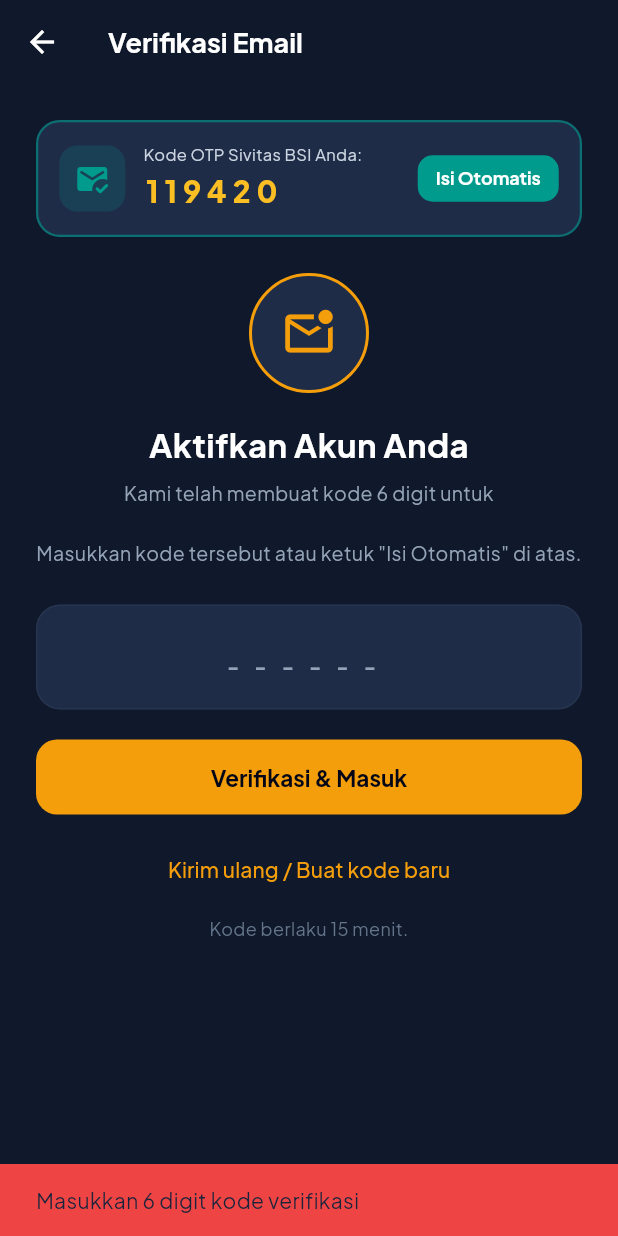
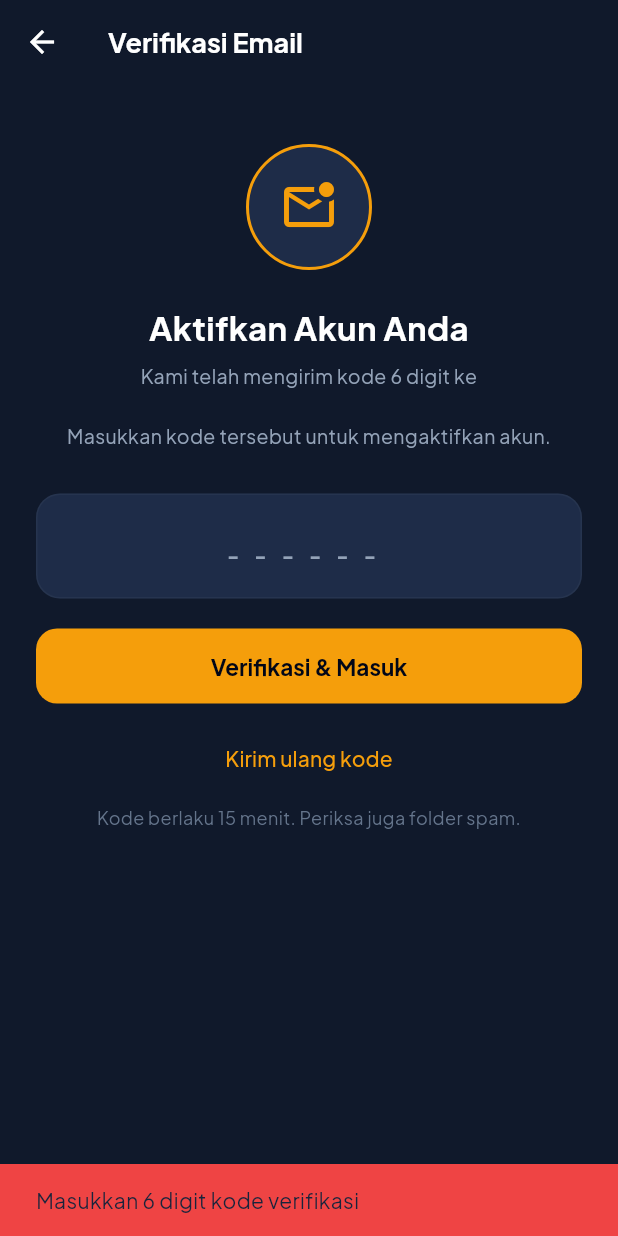
Before and after one commit to MunnaK17/findit-mobile, a Flutter app: the VerifyEmailView screen opened directly with empty values, after a tap on "Verifikasi & Masuk", on a phone screen of 412 x 824 dp. Run offline on Flutter 3.47's test engine with Material 3 defaults, Android fonts, the phone set to English and light mode, and no system bars; our stand-ins replace google_fonts, image_picker, shared_preferences, supabase_flutter; accounts and stored records are empty.

Commit message:
fix(mobile): restore clean email OTP verification view without dummy banner

```diff
--- a/lib/views/auth/verify_email_view.dart
+++ b/lib/views/auth/verify_email_view.dart
@@ -1,7 +1,6 @@
 import 'package:flutter/material.dart';
 import '../../core/constants/colors.dart';
 import '../../services/auth_service.dart';
-import '../../services/supabase_service.dart';
 import '../main_navigation_view.dart';
 
 class VerifyEmailView extends StatefulWidget {
@@ -17,13 +16,6 @@ class _VerifyEmailViewState extends State<VerifyEmailView> {
   final _codeController = TextEditingController();
   bool _isLoading = false;
   int _cooldown = 0;
-  late String _activeOtp;
-
-  @override
-  void initState() {
-    super.initState();
-    _activeOtp = SupabaseService.getOrCreateOtp(widget.email);
-  }
 
   @override
   void dispose() {
@@ -57,25 +49,16 @@ class _VerifyEmailViewState extends State<VerifyEmailView> {
     if (_cooldown > 0) return;
     final ok = await AuthService.resendVerification(widget.email);
     if (!mounted) return;
-    setState(() {
-      _activeOtp = SupabaseService.getOrCreateOtp(widget.email);
-    });
     _snack(
-      ok ? 'Kode OTP baru Anda: $_activeOtp' : 'Gagal mengirim ulang kode',
+      ok ? 'Kode baru telah dikirim ke ${widget.email}' : 'Gagal mengirim ulang kode',
       ok ? AppColors.success : AppColors.danger,
     );
     if (!ok) return;
-    setState(() => _cooldown = 30);
+    setState(() => _cooldown = 60);
     while (mounted && _cooldown > 0) {
       await Future.delayed(const Duration(seconds: 1));
       if (mounted) setState(() => _cooldown--);
     }
-  }
-
-  void _autoFillOtp() {
-    setState(() {
-      _codeController.text = _activeOtp;
-    });
   }
 
   void _snack(String msg, Color color) {
@@ -99,77 +82,21 @@ class _VerifyEmailViewState extends State<VerifyEmailView> {
           child: Column(
             crossAxisAlignment: CrossAxisAlignment.stretch,
             children: [
-              // Banner Kode OTP Instan (Solusi Tanpa SMTP Eksternal)
-              Container(
-                padding: const EdgeInsets.all(14),
-                decoration: BoxDecoration(
-                  color: AppColors.cardBgLight,
-                  borderRadius: BorderRadius.circular(16),
-                  border: Border.all(color: AppColors.bsiTeal.withValues(alpha: 0.6), width: 1.5),
-                ),
-                child: Row(
-                  children: [
-                    Container(
-                      padding: const EdgeInsets.all(10),
-                      decoration: BoxDecoration(
-                        color: AppColors.bsiTeal.withValues(alpha: 0.18),
-                        borderRadius: BorderRadius.circular(12),
-                      ),
-                      child: const Icon(Icons.mark_email_read_rounded, color: AppColors.bsiTeal, size: 24),
-                    ),
-                    const SizedBox(width: 12),
-                    Expanded(
-                      child: Column(
-                        crossAxisAlignment: CrossAxisAlignment.start,
-                        children: [
-                          const Text(
-                            'Kode OTP Sivitas BSI Anda:',
-                            style: TextStyle(fontSize: 11, color: AppColors.slate300),
-                          ),
-                          const SizedBox(height: 2),
-                          Text(
-                            _activeOtp,
-                            style: const TextStyle(
-                              fontSize: 20,
-                              fontWeight: FontWeight.w900,
-                              color: AppColors.accentAmberLight,
-                              letterSpacing: 4,
-                            ),
-                          ),
-                        ],
-                      ),
-                    ),
-                    ElevatedButton(
-                      onPressed: _autoFillOtp,
-                      style: ElevatedButton.styleFrom(
-                        backgroundColor: AppColors.bsiTeal,
-                        foregroundColor: Colors.white,
-                        padding: const EdgeInsets.symmetric(horizontal: 12, vertical: 8),
-                        minimumSize: Size.zero,
-                        tapTargetSize: MaterialTapTargetSize.shrinkWrap,
-                        shape: RoundedRectangleBorder(borderRadius: BorderRadius.circular(10)),
-                      ),
-                      child: const Text('Isi Otomatis', style: TextStyle(fontSize: 12, fontWeight: FontWeight.bold)),
-                    ),
-                  ],
-                ),
-              ),
-
-              const SizedBox(height: 24),
+              const SizedBox(height: 16),
               Center(
                 child: Container(
-                  width: 80,
-                  height: 80,
+                  width: 84,
+                  height: 84,
                   decoration: BoxDecoration(
                     color: AppColors.cardBgLight,
                     shape: BoxShape.circle,
                     border: Border.all(color: AppColors.accentAmber, width: 2),
                   ),
                   child: const Icon(Icons.mark_email_unread_outlined,
-                      size: 38, color: AppColors.accentAmber),
+                      size: 40, color: AppColors.accentAmber),
                 ),
               ),
-              const SizedBox(height: 18),
+              const SizedBox(height: 22),
               const Text(
                 'Aktifkan Akun Anda',
                 textAlign: TextAlign.center,
@@ -177,11 +104,11 @@ class _VerifyEmailViewState extends State<VerifyEmailView> {
               ),
               const SizedBox(height: 8),
               Text(
-                'Kami telah membuat kode 6 digit untuk\n${widget.email}\nMasukkan kode tersebut atau ketuk "Isi Otomatis" di atas.',
+                'Kami telah mengirim kode 6 digit ke\n${widget.email}\nMasukkan kode tersebut untuk mengaktifkan akun.',
                 textAlign: TextAlign.center,
                 style: const TextStyle(fontSize: 13, color: AppColors.slate400, height: 1.5),
               ),
-              const SizedBox(height: 24),
+              const SizedBox(height: 28),
               TextField(
                 controller: _codeController,
                 keyboardType: TextInputType.number,
@@ -212,7 +139,7 @@ class _VerifyEmailViewState extends State<VerifyEmailView> {
               TextButton(
                 onPressed: _cooldown > 0 ? null : _resend,
                 child: Text(
-                  _cooldown > 0 ? 'Kirim ulang kode ($_cooldown dtk)' : 'Kirim ulang / Buat kode baru',
+                  _cooldown > 0 ? 'Kirim ulang kode ($_cooldown dtk)' : 'Kirim ulang kode',
                   style: TextStyle(
                     color: _cooldown > 0 ? AppColors.slate400 : AppColors.accentAmber,
                   ),
@@ -220,7 +147,7 @@ class _VerifyEmailViewState extends State<VerifyEmailView> {
               ),
               const SizedBox(height: 8),
               const Text(
-                'Kode berlaku 15 menit.',
+                'Kode berlaku 15 menit. Periksa juga folder spam.',
                 textAlign: TextAlign.center,
                 style: TextStyle(fontSize: 12, color: AppColors.textMuted),
               ),
```
Also changed, not shown: lib/services/supabase_service.dart (+40 -153 lines).
